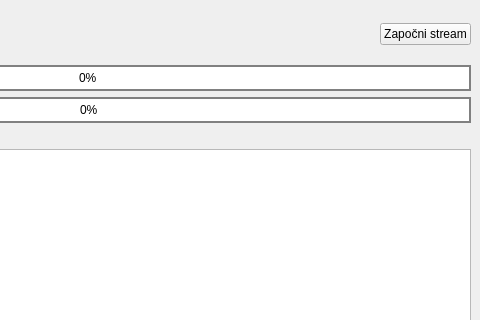
Above: Software/audio-visualizer/mainwindow.ui from mkovac700/diplomski-rad before the change; both pictures show x 320 to 800 and y 0 to 320 of the 800 by 600 pixel window. Below: the same form after it.
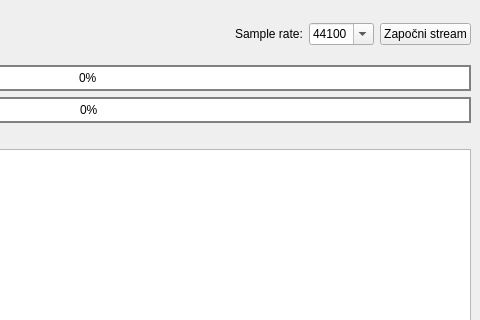
That is the form after the change.

```diff
--- a/Software/audio-visualizer/mainwindow.ui
+++ b/Software/audio-visualizer/mainwindow.ui
@@ -62,6 +62,30 @@
         </property>
        </spacer>
       </item>
+      <item>
+       <widget class="QLabel" name="label_6">
+        <property name="text">
+         <string>Sample rate:</string>
+        </property>
+       </widget>
+      </item>
+      <item>
+       <widget class="QComboBox" name="comboBox_SampleRate">
+        <property name="editable">
+         <bool>true</bool>
+        </property>
+        <item>
+         <property name="text">
+          <string>44100</string>
+         </property>
+        </item>
+        <item>
+         <property name="text">
+          <string>48000</string>
+         </property>
+        </item>
+       </widget>
+      </item>
       <item>
        <widget class="QPushButton" name="pushButton_StartStop">
         <property name="text">
```
Left out of the diff: 2 changed lines with no effect on the pictures.
